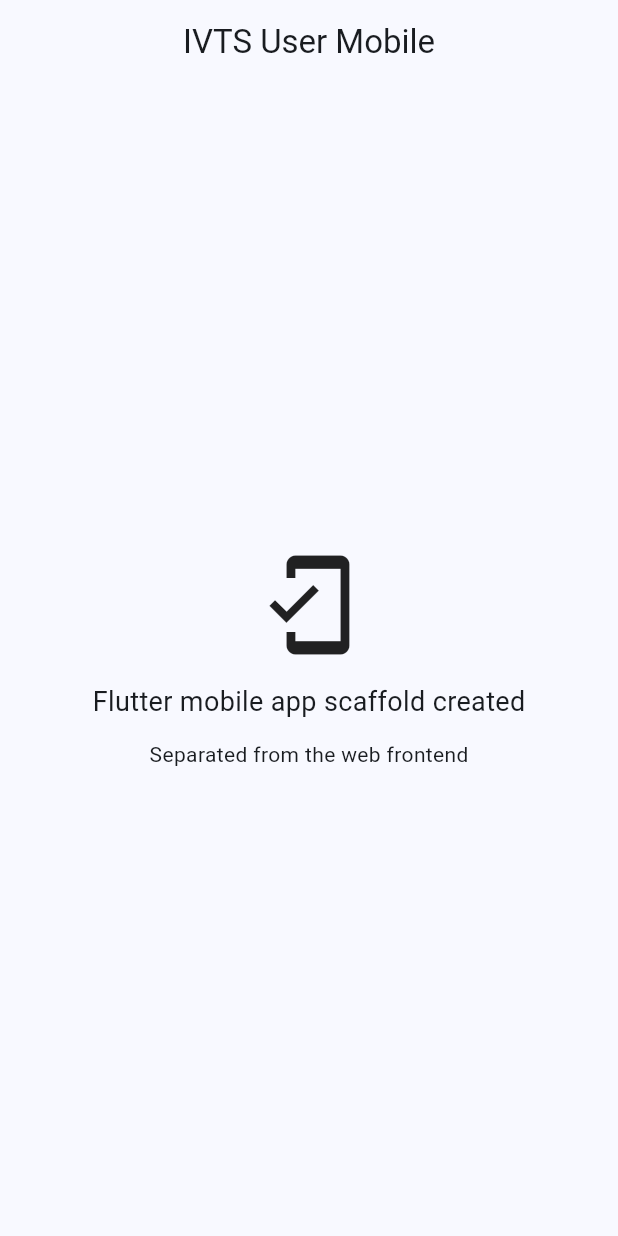
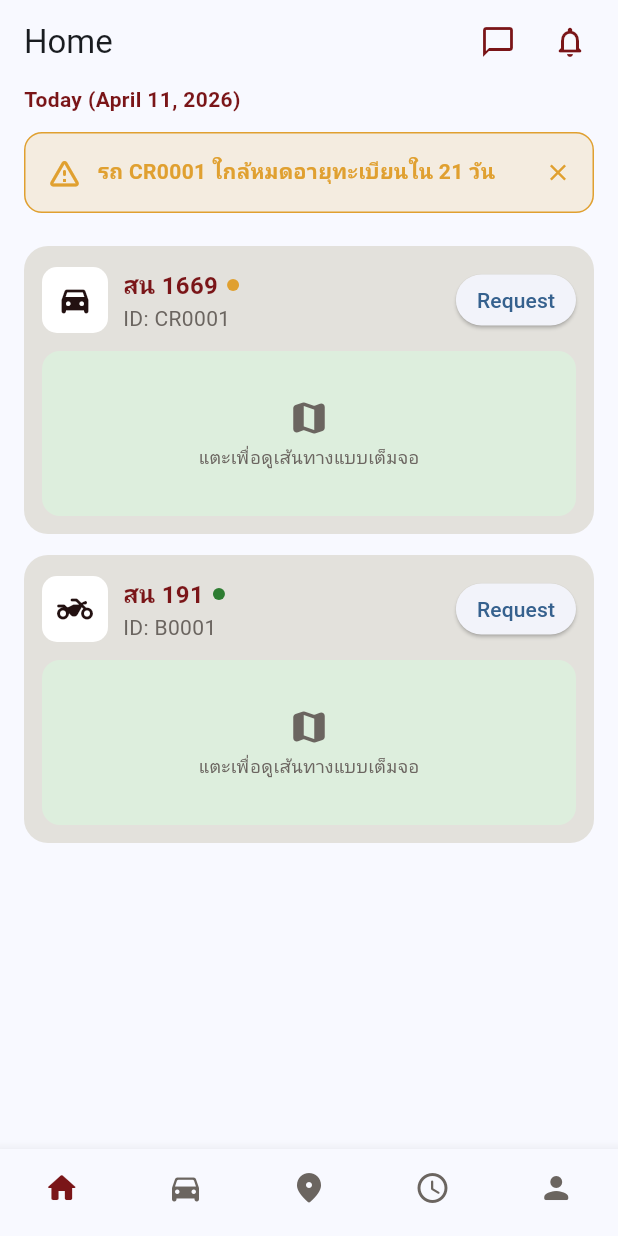
Before and after one commit to Nitiwat-158/ivts-vue, a Flutter app: the screen it shows after launch, on a phone screen of 412 x 824 dp. Run offline on Flutter 3.47's test engine with Material 3 defaults, Android fonts, the phone set to English and light mode, and no system bars.

Commit message:
Home page Mobile App

```diff
--- /dev/null
+++ b/user-mobile-application/lib/data/mock_data.dart
@@ -0,0 +1,40 @@
+import '../models/vehicle.dart';
+
+class MockData {
+  static final List<Vehicle> vehicles = [
+    const Vehicle(
+      id: 'CR0001',
+      plateNumber: 'สน 1669',
+      vehicleCode: 'CR0001',
+      type: 'Car',
+      brand: 'Honda',
+      model: 'Accord',
+      color: 'Black',
+      ownerName: 'Wan Inwza',
+      issueDate: '11/08/2569',
+      expiryDate: '11/08/2570',
+      daysUntilExpiry: 21,
+      status: VehicleStatus.expiringSoon,
+      lastLocation: 'E2 (updated 4:40 PM)',
+      lastUpdatedTime: '4:40 PM',
+    ),
+    const Vehicle(
+      id: 'B0001',
+      plateNumber: 'สน 191',
+      vehicleCode: 'B0001',
+      type: 'Motorcycle',
+      brand: 'Yamaha',
+      model: 'Fino',
+      color: 'White',
+      ownerName: 'Wan Inwza',
+      issueDate: '02/02/2569',
+      expiryDate: '02/02/2571',
+      daysUntilExpiry: 210,
+      status: VehicleStatus.active,
+      lastLocation: 'Dorm 4 (updated 2:15 PM)',
+      lastUpdatedTime: '2:15 PM',
+    ),
+  ];
+
+  static Vehicle get mostRecentlyMoved => vehicles.first;
+}
--- /dev/null
+++ b/user-mobile-application/lib/models/vehicle.dart
@@ -0,0 +1,35 @@
+enum VehicleStatus { active, pending, expiringSoon, expired }
+
+class Vehicle {
+  final String id;
+  final String plateNumber;
+  final String vehicleCode;
+  final String type;
+  final String brand;
+  final String model;
+  final String color;
+  final String ownerName;
+  final String issueDate;
+  final String expiryDate;
+  final int daysUntilExpiry;
+  final VehicleStatus status;
+  final String lastLocation;
+  final String lastUpdatedTime;
+
+  const Vehicle({
+    required this.id,
+    required this.plateNumber,
+    required this.vehicleCode,
+    required this.type,
+    required this.brand,
+    required this.model,
+    required this.color,
+    required this.ownerName,
+    required this.issueDate,
+    required this.expiryDate,
+    required this.daysUntilExpiry,
+    required this.status,
+    required this.lastLocation,
+    required this.lastUpdatedTime,
+  });
+}
--- a/user-mobile-application/lib/screens/home_screen.dart
+++ b/user-mobile-application/lib/screens/home_screen.dart
@@ -1,30 +1,121 @@
 import 'package:flutter/material.dart';
+import '../data/mock_data.dart';
+import '../models/vehicle.dart';
+import '../theme/app_theme.dart';
+import '../widgets/bottom_nav_bar.dart';
+import '../widgets/top_bar_actions.dart';
+import '../widgets/vehicle_card.dart';
 
-class HomeScreen extends StatelessWidget {
+class HomeScreen extends StatefulWidget {
   const HomeScreen({super.key});
 
   @override
+  State<HomeScreen> createState() => _HomeScreenState();
+}
+
+class _HomeScreenState extends State<HomeScreen> {
+  int _tabIndex = 0;
+  bool _showRenewalBanner = true;
+  bool _hasNoVehicles = false;
+
+  void _onNavTap(int index) {
+    if (index == _tabIndex) return;
+    setState(() => _tabIndex = index);
+  }
+
+  Vehicle? get _expiringVehicle {
+    try {
+      return MockData.vehicles.firstWhere((v) => v.status == VehicleStatus.expiringSoon);
+    } catch (_) {
+      return null;
+    }
+  }
+
+  @override
   Widget build(BuildContext context) {
+    final expiring = _expiringVehicle;
+
     return Scaffold(
       appBar: AppBar(
-        title: const Text('IVTS User Mobile'),
-        centerTitle: true,
+        title: const Text('Home'),
+        actions: const [TopBarActions(), SizedBox(width: 8)],
       ),
-      body: Center(
-        child: Column(
-          mainAxisAlignment: MainAxisAlignment.center,
+      body: SafeArea(
+        child: ListView(
+          padding: const EdgeInsets.fromLTRB(16, 0, 16, 16),
           children: [
-            const Icon(Icons.mobile_friendly, size: 72),
-            const SizedBox(height: 16),
             const Text(
-              'Flutter mobile app scaffold created',
-              style: TextStyle(fontSize: 18),
+              'Today (April 11, 2026)',
+              style: TextStyle(color: AppColors.primary, fontWeight: FontWeight.w600),
             ),
             const SizedBox(height: 12),
-            Text(
-              'Separated from the web frontend',
-              style: Theme.of(context).textTheme.bodyMedium,
+            if (_hasNoVehicles)
+              _ActionBanner(
+                color: AppColors.primary,
+                icon: Icons.directions_car_outlined,
+                text: 'คุณยังไม่ได้ลงทะเบียนรถ — เริ่มต้นลงทะเบียนรถของคุณ',
+                onTap: () {},
+              ),
+            if (!_hasNoVehicles && expiring != null && _showRenewalBanner)
+              _ActionBanner(
+                color: expiring.daysUntilExpiry <= 7
+                    ? AppColors.accentRed.withOpacity(0.85)
+                    : AppColors.warningAmber,
+                icon: Icons.warning_amber_rounded,
+                text: 'รถ ${expiring.vehicleCode} ใกล้หมดอายุทะเบียนใน ${expiring.daysUntilExpiry} วัน',
+                onTap: () {},
+                onDismiss: () => setState(() => _showRenewalBanner = false),
+              ),
+            const SizedBox(height: 8),
+            if (!_hasNoVehicles)
+              ...MockData.vehicles.map((v) => VehicleCard(vehicle: v)),
+          ],
+        ),
+      ),
+      bottomNavigationBar: AppBottomNavBar(currentIndex: _tabIndex, onTap: _onNavTap),
+    );
+  }
+}
+
+class _ActionBanner extends StatelessWidget {
+  final Color color;
+  final IconData icon;
+  final String text;
+  final VoidCallback onTap;
+  final VoidCallback? onDismiss;
+
+  const _ActionBanner({
+    required this.color,
+    required this.icon,
+    required this.text,
+    required this.onTap,
+    this.onDismiss,
+  });
+
+  @override
+  Widget build(BuildContext context) {
+    return GestureDetector(
+      onTap: onTap,
+      child: Container(
+        margin: const EdgeInsets.only(bottom: 14),
+        padding: const EdgeInsets.all(14),
+        decoration: BoxDecoration(
+          color: color.withOpacity(0.15),
+          borderRadius: BorderRadius.circular(12),
+          border: Border.all(color: color, width: 1),
+        ),
+        child: Row(
+          children: [
+            Icon(icon, color: color),
+            const SizedBox(width: 10),
+            Expanded(
+              child: Text(text, style: TextStyle(color: color, fontWeight: FontWeight.w600)),
             ),
+            if (onDismiss != null)
+              GestureDetector(
+                onTap: onDismiss,
+                child: Icon(Icons.close, size: 18, color: color),
+              ),
           ],
         ),
       ),
--- /dev/null
+++ b/user-mobile-application/lib/screens/notification_screen.dart
@@ -0,0 +1,13 @@
+import 'package:flutter/material.dart';
+
+class NotificationScreen extends StatelessWidget {
+  const NotificationScreen({super.key});
+
+  @override
+  Widget build(BuildContext context) {
+    return Scaffold(
+      appBar: AppBar(title: const Text('Notifications')),
+      body: const Center(child: Text('Notification screen placeholder')),
+    );
+  }
+}
--- /dev/null
+++ b/user-mobile-application/lib/theme/app_theme.dart
@@ -0,0 +1,60 @@
+import 'package:flutter/material.dart';
+
+class AppColors {
+  static const Color primary = Color(0xFF7A1518);
+  static const Color primaryDark = Color(0xFF4A0E10);
+  static const Color accentRed = Color(0xFFB22222);
+  static const Color warningAmber = Color(0xFFE0A030);
+  static const Color success = Color(0xFF2E7D32);
+  static const Color background = Color(0xFFF2F1EE);
+  static const Color cardGrey = Color(0xFFE3E1DC);
+  static const Color textPrimary = Color(0xFF231111);
+  static const Color textSecondary = Color(0xFF6B6560);
+  static const Color divider = Color(0xFFD8D5CE);
+}
+
+class AppTheme {
+  static ThemeData get theme {
+    return ThemeData(
+      useMaterial3: true,
+      scaffoldBackgroundColor: AppColors.background,
+      colorScheme: ColorScheme.fromSeed(
+        seedColor: AppColors.primary,
+        primary: AppColors.primary,
+        error: AppColors.accentRed,
+      ),
+      fontFamily: 'Roboto',
+      appBarTheme: const AppBarTheme(
+        backgroundColor: AppColors.background,
+        elevation: 0,
+        foregroundColor: AppColors.primary,
+        titleTextStyle: TextStyle(
+          color: AppColors.primary,
+          fontSize: 20,
+          fontWeight: FontWeight.bold,
+        ),
+        iconTheme: IconThemeData(color: AppColors.primary),
+      ),
+      elevatedButtonTheme: ElevatedButtonThemeData(
+        style: ElevatedButton.styleFrom(
+          backgroundColor: AppColors.primary,
+          foregroundColor: Colors.white,
+          minimumSize: const Size.fromHeight(50),
+          shape: RoundedRectangleBorder(
+            borderRadius: BorderRadius.circular(10),
+          ),
+          textStyle: const TextStyle(fontSize: 16, fontWeight: FontWeight.bold),
+        ),
+      ),
+      inputDecorationTheme: InputDecorationTheme(
+        filled: true,
+        fillColor: Colors.white,
+        contentPadding: const EdgeInsets.symmetric(horizontal: 16, vertical: 14),
+        border: OutlineInputBorder(
+          borderRadius: BorderRadius.circular(10),
+          borderSide: BorderSide.none,
+        ),
+      ),
+    );
+  }
+}
--- /dev/null
+++ b/user-mobile-application/lib/widgets/bottom_nav_bar.dart
@@ -0,0 +1,33 @@
+import 'package:flutter/material.dart';
+import '../theme/app_theme.dart';
+
+class AppBottomNavBar extends StatelessWidget {
+  final int currentIndex;
+  final ValueChanged<int> onTap;
+
+  const AppBottomNavBar({
+    super.key,
+    required this.currentIndex,
+    required this.onTap,
+  });
+
+  @override
+  Widget build(BuildContext context) {
+    return BottomNavigationBar(
+      currentIndex: currentIndex,
+      onTap: onTap,
+      type: BottomNavigationBarType.fixed,
+      selectedItemColor: AppColors.primary,
+      unselectedItemColor: AppColors.textSecondary,
+      showSelectedLabels: false,
+      showUnselectedLabels: false,
+      items: const [
+        BottomNavigationBarItem(icon: Icon(Icons.home_rounded), label: 'Home'),
+        BottomNavigationBarItem(icon: Icon(Icons.directions_car_rounded), label: 'Vehicles'),
+        BottomNavigationBarItem(icon: Icon(Icons.location_on_rounded), label: 'Location'),
+        BottomNavigationBarItem(icon: Icon(Icons.access_time_rounded), label: 'History'),
+        BottomNavigationBarItem(icon: Icon(Icons.person_rounded), label: 'Profile'),
+      ],
+    );
+  }
+}
--- /dev/null
+++ b/user-mobile-application/lib/widgets/top_bar_actions.dart
@@ -0,0 +1,29 @@
+import 'package:flutter/material.dart';
+import '../theme/app_theme.dart';
+import '../screens/notification_screen.dart';
+
+class TopBarActions extends StatelessWidget {
+  const TopBarActions({super.key});
+
+  @override
+  Widget build(BuildContext context) {
+    return Row(
+      mainAxisSize: MainAxisSize.min,
+      children: [
+        IconButton(
+          icon: const Icon(Icons.chat_bubble_outline, color: AppColors.primary),
+          onPressed: () {},
+        ),
+        IconButton(
+          icon: const Icon(Icons.notifications_none_rounded, color: AppColors.primary),
+          onPressed: () {
+            Navigator.push(
+              context,
+              MaterialPageRoute(builder: (_) => const NotificationScreen()),
+            );
+          },
+        ),
+      ],
+    );
+  }
+}
--- /dev/null
+++ b/user-mobile-application/lib/widgets/vehicle_card.dart
@@ -0,0 +1,119 @@
+import 'package:flutter/material.dart';
+import '../models/vehicle.dart';
+import '../theme/app_theme.dart';
+
+class VehicleCard extends StatelessWidget {
+  final Vehicle vehicle;
+
+  const VehicleCard({super.key, required this.vehicle});
+
+  Color get _statusColor {
+    switch (vehicle.status) {
+      case VehicleStatus.active:
+        return AppColors.success;
+      case VehicleStatus.pending:
+        return AppColors.warningAmber;
+      case VehicleStatus.expiringSoon:
+        return AppColors.warningAmber;
+      case VehicleStatus.expired:
+        return AppColors.accentRed;
+    }
+  }
+
+  @override
+  Widget build(BuildContext context) {
+    return Container(
+      margin: const EdgeInsets.only(bottom: 14),
+      decoration: BoxDecoration(
+        color: AppColors.cardGrey,
+        borderRadius: BorderRadius.circular(16),
+      ),
+      padding: const EdgeInsets.all(12),
+      child: Column(
+        crossAxisAlignment: CrossAxisAlignment.start,
+        children: [
+          Row(
+            children: [
+              Container(
+                width: 44,
+                height: 44,
+                decoration: BoxDecoration(
+                  color: Colors.white,
+                  borderRadius: BorderRadius.circular(10),
+                ),
+                child: Icon(
+                  vehicle.type == 'Motorcycle'
+                      ? Icons.two_wheeler_rounded
+                      : Icons.directions_car_filled_rounded,
+                  color: AppColors.textPrimary,
+                ),
+              ),
+              const SizedBox(width: 10),
+              Expanded(
+                child: Column(
+                  crossAxisAlignment: CrossAxisAlignment.start,
+                  children: [
+                    Row(
+                      children: [
+                        Text(
+                          vehicle.plateNumber,
+                          style: const TextStyle(
+                            color: AppColors.primary,
+                            fontWeight: FontWeight.bold,
+                            fontSize: 16,
+                          ),
+                        ),
+                        const SizedBox(width: 6),
+                        Container(
+                          width: 8,
+                          height: 8,
+                          decoration: BoxDecoration(
+                            color: _statusColor,
+                            shape: BoxShape.circle,
+                          ),
+                        ),
+                      ],
+                    ),
+                    Text(
+                      'ID: ${vehicle.vehicleCode}',
+                      style: const TextStyle(color: AppColors.textSecondary),
+                    ),
+                  ],
+                ),
+              ),
+              ElevatedButton(
+                style: ElevatedButton.styleFrom(
+                  minimumSize: const Size(0, 34),
+                  padding: const EdgeInsets.symmetric(horizontal: 14),
+                ),
+                onPressed: () {},
+                child: const Text('Request'),
+              ),
+            ],
+          ),
+          const SizedBox(height: 10),
+          Container(
+            height: 110,
+            width: double.infinity,
+            decoration: BoxDecoration(
+              color: const Color(0xFFDDEEDD),
+              borderRadius: BorderRadius.circular(12),
+            ),
+            alignment: Alignment.center,
+            child: const Column(
+              mainAxisSize: MainAxisSize.min,
+              children: [
+                Icon(Icons.map_rounded, color: AppColors.textSecondary, size: 28),
+                SizedBox(height: 4),
+                Text(
+                  'แตะเพื่อดูเส้นทางแบบเต็มจอ',
+                  style: TextStyle(fontSize: 12, color: AppColors.textSecondary),
+                ),
+              ],
+            ),
+          ),
+        ],
+      ),
+    );
+  }
+}
```
